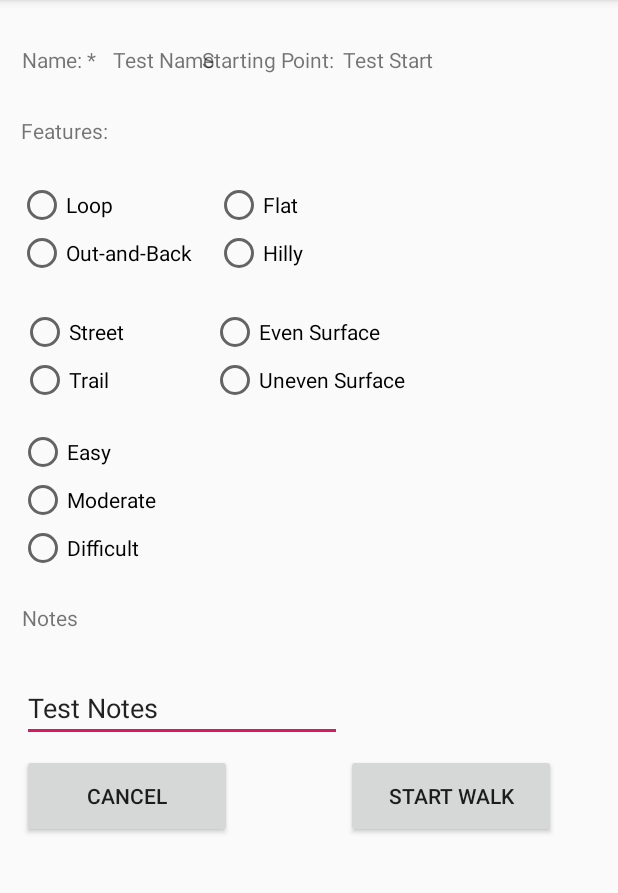
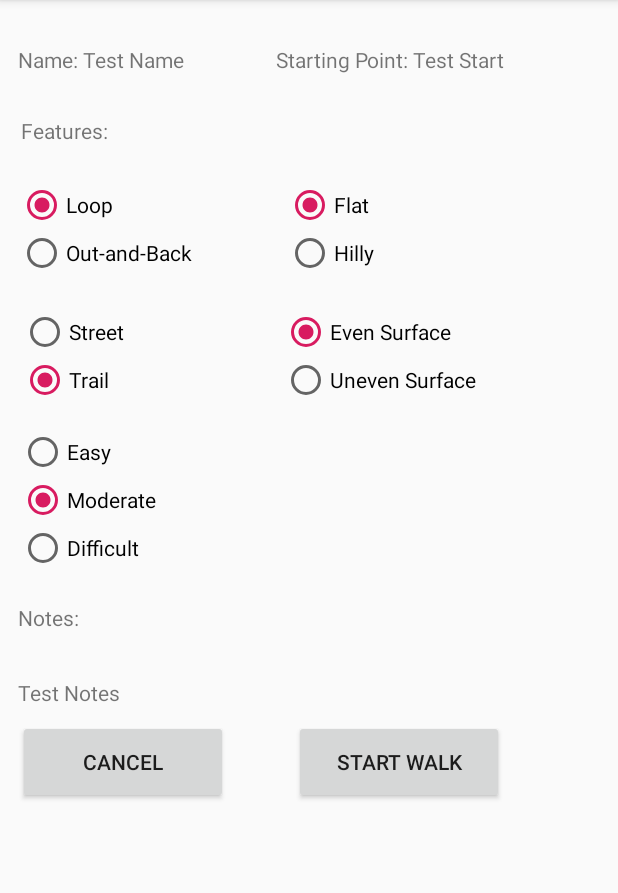
Before and after one commit to UCSD-CSE-110-2020/team-project-team18, an Android app: the RoutesScreen screen opened directly, with no data from a screen before it, after a tap on "VIEW ROUTE", on a phone screen of 412 x 824 dp, the part 84-977 px from its top. Run offline under Robolectric (Android 15) with nearby library versions, the phone set to English and light mode, and no system bars.

Commit message:
Routes screen buttons load proper route screen with details and buttons correctly

```diff
--- a/app/src/main/java/com/example/walk_walk_revolution/Route.java
+++ b/app/src/main/java/com/example/walk_walk_revolution/Route.java
@@ -13,15 +13,17 @@ import android.widget.TextView;
 
 import androidx.appcompat.app.AppCompatActivity;
 
+import org.w3c.dom.Text;
+
 public class Route extends AppCompatActivity {
     //private String name;
     //private String startPoint;
     private String fileName;
-    private RadioGroup radioGroup1;
-    private RadioGroup radioGroup2;
-    private RadioGroup radioGroup3;
-    private RadioGroup radioGroup4;
-    private RadioGroup radioGroup5;
+    private RadioGroup loopGroup;
+    private RadioGroup flatGroup;
+    private RadioGroup streetGroup;
+    private RadioGroup surfaceGroup;
+    private RadioGroup difficultyGroup;
     //private EditText notes;
 
     @Override
@@ -30,23 +32,17 @@ public class Route extends AppCompatActivity {
         super.onCreate(savedInstanceState);
         setContentView(R.layout.activity_route);
 
-        TextView displayName = (TextView) findViewById(R.id.txtName);
-        TextView displayStartPoint = (TextView) findViewById(R.id.txtStartPoint);
+        TextView displayName = (TextView) findViewById(R.id.textName);
+        TextView displayStartPoint = (TextView) findViewById(R.id.textStartPoint);
 
-        radioGroup1 = (RadioGroup)findViewById(R.id.groupLoop);
-        radioGroup2 = (RadioGroup)findViewById(R.id.groupFlat);
-        radioGroup3 = (RadioGroup)findViewById(R.id.groupStreet);
-        radioGroup4 = (RadioGroup)findViewById(R.id.groupSurface);
-        radioGroup5 = (RadioGroup)findViewById(R.id.groupEasy);
-
-        RadioButton radioButton1;
-        RadioButton radioButton2;
-        RadioButton radioButton3;
-        RadioButton radioButton4;
-        RadioButton radioButton5;
+        loopGroup = (RadioGroup)findViewById(R.id.groupLoop);
+        flatGroup = (RadioGroup)findViewById(R.id.groupFlat);
+        streetGroup = (RadioGroup)findViewById(R.id.groupStreet);
+        surfaceGroup = (RadioGroup)findViewById(R.id.groupSurface);
+        difficultyGroup = (RadioGroup)findViewById(R.id.groupDifficulty);
 
         fileName = getIntent().getStringExtra("fileName");
-        System.out.println("3");
+        //System.out.println("3");
         //displayName.setText(getIntent().getStringExtra("name"));
         //displayStartPoint.setText(getIntent().getStringExtra("startPoint"));
 
@@ -54,71 +50,70 @@ public class Route extends AppCompatActivity {
         //name = displayName.getText().toString();
         //startPoint = displayStartPoint.getText().toString();
 
-        int checkedId;
+
 
         SharedPreferences sharedPreferences = getSharedPreferences(fileName, MODE_PRIVATE);
         String name = sharedPreferences.getString("name", "");
         String startPoint = sharedPreferences.getString("startPoint", "");
-        String loop = sharedPreferences.getString("loop", "");
-        String flat = sharedPreferences.getString("flat", "");
-        String street = sharedPreferences.getString("street", "");
-        String surface = sharedPreferences.getString("surface", "");
-        String easy = sharedPreferences.getString("easy", "");
+        boolean loop = sharedPreferences.getBoolean("loop", false);
+        boolean flat = sharedPreferences.getBoolean("flat", false);
+        boolean street = sharedPreferences.getBoolean("street", false);
+        boolean evenSurface = sharedPreferences.getBoolean("evenSurface", false);
+        int difficulty = sharedPreferences.getInt("difficulty", 1);
         String note = sharedPreferences.getString("notes", "");
 
-        displayName.setText(name);
-        displayStartPoint.setText(startPoint);
+        displayName.setText("Name: " + name);
+        displayStartPoint.setText("Starting Point: " + startPoint);
 
-        EditText notes = (EditText)findViewById(R.id.txtNote);
+        TextView notes = (TextView)findViewById(R.id.txtNote);
         notes.setText(note);
 
-//        //display content of radio buttons
-//        if (loop == "Loop") {
-//            checkedId = 1;
-//        } else {
-//            checkedId = 2;
-//        }
-//
-//        radioButton1 = (RadioButton)radioGroup1.findViewById(checkedId);
-//        radioButton1.setChecked(true);
-//
-//        if (flat == "Flat") {
-//            checkedId = 1;
-//        } else {
-//            checkedId = 2;
-//        }
-//
-//        radioButton2 = (RadioButton)radioGroup2.findViewById(checkedId);
-//        radioButton2.setChecked(true);
-//
-//        if (street == "Street") {
-//            checkedId = 1;
-//        } else {
-//            checkedId = 2;
-//        }
-//
-//        radioButton3 = (RadioButton)radioGroup3.findViewById(checkedId);
-//        radioButton3.setChecked(true);
-//
-//        if (surface == "Even Surface") {
-//            checkedId = 1;
-//        } else {
-//            checkedId = 2;
-//        }
-//
-//        radioButton4 = (RadioButton)radioGroup4.findViewById(checkedId);
-//        radioButton4.setChecked(true);
-//
-//        if (easy == "Easy") {
-//            checkedId = 1;
-//        } else if (easy == "Moderate"){
-//            checkedId = 2;
-//        } else {
-//            checkedId = 3;
-//        }
-//
-//        radioButton5 = (RadioButton)radioGroup5.findViewById(checkedId);
-//        radioButton5.setChecked(true);
+        RadioButton radioButtonSelected;
+
+        int checkedId;
+        //display content of radio buttons
+        if (loop) {
+            checkedId = R.id.loop;
+        } else {
+            checkedId = R.id.outnback;
+        }
+        radioButtonSelected = (RadioButton)loopGroup.findViewById(checkedId);
+        radioButtonSelected.setChecked(true);
+
+        if (flat) {
+            checkedId = R.id.flat;
+        } else {
+            checkedId = R.id.hilly;
+        }
+        radioButtonSelected = (RadioButton)flatGroup.findViewById(checkedId);
+        radioButtonSelected.setChecked(true);
+
+        if (street) {
+            checkedId = R.id.street;
+        } else {
+            checkedId = R.id.trail;
+        }
+        radioButtonSelected = (RadioButton)streetGroup.findViewById(checkedId);
+        radioButtonSelected.setChecked(true);
+
+        if (evenSurface) {
+            checkedId = R.id.evensurface;
+        } else {
+            checkedId = R.id.unevensurface;
+        }
+        radioButtonSelected = (RadioButton)surfaceGroup.findViewById(checkedId);
+        radioButtonSelected.setChecked(true);
+
+        if (difficulty == 1) {
+            checkedId = R.id.easy;
+        } else if(difficulty == 2){
+            checkedId = R.id.moderate;
+        } else {
+            checkedId = R.id.difficult;
+        }
+        radioButtonSelected = (RadioButton)difficultyGroup.findViewById(checkedId);
+        radioButtonSelected.setChecked(true);
+
 
         Button btnCancel = (Button) findViewById(R.id.cancel);
         Button btnStartWalk = (Button) findViewById(R.id.startWalk);
--- a/app/src/main/java/com/example/walk_walk_revolution/RoutesScreen.java
+++ b/app/src/main/java/com/example/walk_walk_revolution/RoutesScreen.java
@@ -48,11 +48,11 @@ public class RoutesScreen extends AppCompatActivity {
 
         editor.putString("name", "Test Name");
         editor.putString("startPoint", "Test Start");
-        editor.putString("loop", "Loop");
-        editor.putString("flat", "");
-        editor.putString("street", "");
-        editor.putString("surface", "Even Surface");
-        editor.putString("easy", "");
+        editor.putBoolean("loop", true);
+        editor.putBoolean("flat", true);
+        editor.putBoolean("street", false);
+        editor.putBoolean("evenSurface", true);
+        editor.putInt("difficulty", 2);
         editor.putString("notes", "Test Notes");
 
         editor.apply();
--- a/app/src/main/res/layout/activity_route.xml
+++ b/app/src/main/res/layout/activity_route.xml
@@ -19,37 +19,13 @@
         app:layout_constraintVertical_bias="0.04" />
 
     <TextView
-        android:id="@+id/txtName"
-        android:layout_width="wrap_content"
-        android:layout_height="wrap_content"
-        android:text="@string/txtName"
-        app:layout_constraintBottom_toBottomOf="parent"
-        app:layout_constraintHorizontal_bias="0.04"
-        app:layout_constraintLeft_toRightOf="@+id/textName"
-        app:layout_constraintRight_toRightOf="parent"
-        app:layout_constraintTop_toTopOf="parent"
-        app:layout_constraintVertical_bias="0.04" />
-
-    <TextView
         android:id="@+id/textStartPoint"
         android:layout_width="wrap_content"
         android:layout_height="wrap_content"
         android:text="@string/textStartPoint"
         app:layout_constraintBottom_toBottomOf="parent"
-        app:layout_constraintHorizontal_bias="0.24"
-        app:layout_constraintLeft_toLeftOf="@+id/txtName"
-        app:layout_constraintRight_toRightOf="parent"
-        app:layout_constraintTop_toTopOf="parent"
-        app:layout_constraintVertical_bias="0.04" />
-
-    <TextView
-        android:id="@+id/txtStartPoint"
-        android:layout_width="wrap_content"
-        android:layout_height="wrap_content"
-        android:text="@string/txtStartPoint"
-        app:layout_constraintBottom_toBottomOf="parent"
-        app:layout_constraintHorizontal_bias="0.04"
-        app:layout_constraintLeft_toRightOf="@+id/textStartPoint"
+        app:layout_constraintHorizontal_bias="0.693"
+        app:layout_constraintLeft_toLeftOf="@+id/textName"
         app:layout_constraintRight_toRightOf="parent"
         app:layout_constraintTop_toTopOf="parent"
         app:layout_constraintVertical_bias="0.04" />
@@ -81,13 +57,17 @@
             android:id="@+id/loop"
             android:layout_width="wrap_content"
             android:layout_height="wrap_content"
+            android:checked="false"
+            android:clickable="false"
             android:text="@string/textLoop"
             tools:layout_editor_absoluteX="13dp"
             tools:layout_editor_absoluteY="512dp" />
+
         <RadioButton
             android:id="@+id/outnback"
             android:layout_width="wrap_content"
             android:layout_height="wrap_content"
+            android:clickable="false"
             android:text="@string/textOut"
             tools:layout_editor_absoluteX="13dp"
             tools:layout_editor_absoluteY="512dp" />
@@ -108,13 +88,16 @@
             android:id="@+id/flat"
             android:layout_width="wrap_content"
             android:layout_height="wrap_content"
+            android:clickable="false"
             android:text="@string/textFlat"
             tools:layout_editor_absoluteX="13dp"
             tools:layout_editor_absoluteY="512dp" />
+
         <RadioButton
             android:id="@+id/hilly"
             android:layout_width="wrap_content"
             android:layout_height="wrap_content"
+            android:clickable="false"
             android:text="@string/textHilly"
             tools:layout_editor_absoluteX="13dp"
             tools:layout_editor_absoluteY="512dp" />
@@ -135,6 +118,7 @@
             android:id="@+id/street"
             android:layout_width="wrap_content"
             android:layout_height="wrap_content"
+            android:clickable="false"
             android:text="@string/textStreet"
             tools:layout_editor_absoluteX="13dp"
             tools:layout_editor_absoluteY="512dp" />
@@ -142,6 +126,7 @@
             android:id="@+id/trail"
             android:layout_width="wrap_content"
             android:layout_height="wrap_content"
+            android:clickable="false"
             android:text="@string/textTrail"
             tools:layout_editor_absoluteX="13dp"
             tools:layout_editor_absoluteY="512dp" />
@@ -162,6 +147,7 @@
             android:id="@+id/evensurface"
             android:layout_width="wrap_content"
             android:layout_height="wrap_content"
+            android:clickable="false"
             android:text="@string/textSurface1"
             tools:layout_editor_absoluteX="13dp"
             tools:layout_editor_absoluteY="512dp" />
@@ -169,13 +155,14 @@
             android:id="@+id/unevensurface"
             android:layout_width="wrap_content"
             android:layout_height="wrap_content"
+            android:clickable="false"
             android:text="@string/textSurface2"
             tools:layout_editor_absoluteX="13dp"
             tools:layout_editor_absoluteY="512dp" />
     </RadioGroup>
 
     <RadioGroup
-        android:id="@+id/groupEasy"
+        android:id="@+id/groupDifficulty"
         android:layout_width="wrap_content"
         android:layout_height="wrap_content"
         app:layout_constraintBottom_toBottomOf="parent"
@@ -189,6 +176,7 @@
             android:id="@+id/easy"
             android:layout_width="wrap_content"
             android:layout_height="wrap_content"
+            android:clickable="false"
             android:text="@string/textEasy"
             tools:layout_editor_absoluteX="13dp"
             tools:layout_editor_absoluteY="512dp" />
@@ -196,6 +184,7 @@
             android:id="@+id/moderate"
             android:layout_width="wrap_content"
             android:layout_height="wrap_content"
+            android:clickable="false"
             android:text="@string/textModerate"
             tools:layout_editor_absoluteX="13dp"
             tools:layout_editor_absoluteY="512dp" />
@@ -203,6 +192,7 @@
             android:id="@+id/difficult"
             android:layout_width="wrap_content"
             android:layout_height="wrap_content"
+            android:clickable="false"
             android:text="@string/textDifficult"
             tools:layout_editor_absoluteX="13dp"
             tools:layout_editor_absoluteY="512dp" />
@@ -218,16 +208,15 @@
         app:layout_constraintHorizontal_bias="0.0"
         app:layout_constraintLeft_toLeftOf="@+id/textName"
         app:layout_constraintRight_toRightOf="parent"
-        app:layout_constraintTop_toBottomOf="@+id/groupEasy"
+        app:layout_constraintTop_toBottomOf="@+id/groupDifficulty"
         app:layout_constraintVertical_bias="0.057" />
 
-    <EditText
+    <TextView
         android:id="@+id/txtNote"
         android:layout_width="wrap_content"
         android:layout_height="wrap_content"
         android:ems="10"
         android:gravity="start|top"
-        android:inputType="textMultiLine"
         app:layout_constraintBottom_toBottomOf="parent"
         app:layout_constraintHorizontal_bias="0.0"
         app:layout_constraintLeft_toLeftOf="@+id/textNote"
@@ -252,12 +241,15 @@
         android:id="@+id/startWalk"
         android:layout_width="140sp"
         android:layout_height="56sp"
+        android:layout_marginStart="44dp"
+        android:layout_marginLeft="44dp"
         android:layout_marginBottom="20sp"
         android:text="@string/startWalk"
         app:layout_constraintBottom_toBottomOf="parent"
         app:layout_constraintHorizontal_bias="0.04"
-        app:layout_constraintLeft_toLeftOf="@+id/txtStartPoint"
+        app:layout_constraintLeft_toLeftOf="@+id/textStartPoint"
         app:layout_constraintRight_toRightOf="parent"
+        app:layout_constraintStart_toEndOf="@+id/cancel"
         app:layout_constraintTop_toBottomOf="@id/txtNote"
         app:layout_constraintVertical_bias="0.04" />
 
--- a/app/src/main/res/values/strings.xml
+++ b/app/src/main/res/values/strings.xml
@@ -19,7 +19,7 @@
     <string name="textEasy">Easy</string>
     <string name="textModerate">Moderate</string>
     <string name="textDifficult">Difficult</string>
-    <string name="textNote">Notes</string>
+    <string name="textNote">Notes: </string>
     <string name="txtNote"> </string>
     <string name="cancel">Cancel</string>
     <string name="startWalk">Start Walk</string>
```
